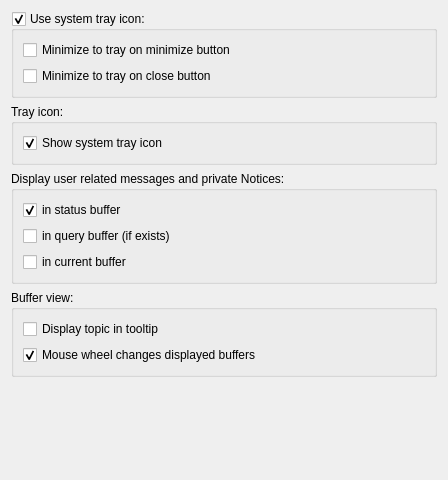
quassel/quassel, file src/qtui/settingspages/generalsettingspage.ui: the form before one commit.
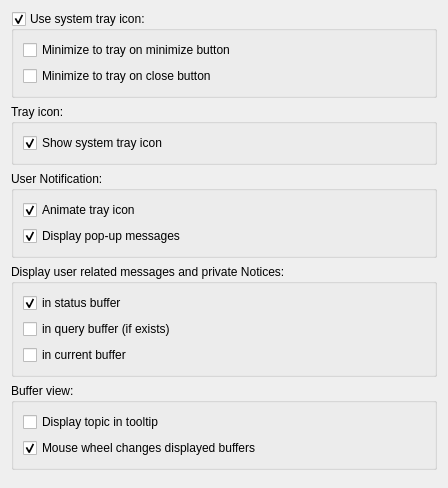
The form after the commit.

Commit message: make animation of the tray icon and the displaying of the popup messages configurable

The edit to the form file:
```diff
--- a/src/qtui/settingspages/generalsettingspage.ui
+++ b/src/qtui/settingspages/generalsettingspage.ui
@@ -6,7 +6,7 @@
     <x>0</x>
     <y>0</y>
     <width>448</width>
-    <height>480</height>
+    <height>488</height>
    </rect>
   </property>
   <property name="windowTitle" >
@@ -58,6 +58,35 @@
      </layout>
     </widget>
    </item>
+   <item>
+    <widget class="QGroupBox" name="groupBox_3" >
+     <property name="title" >
+      <string>User Notification:</string>
+     </property>
+     <layout class="QGridLayout" >
+      <item row="0" column="0" >
+       <widget class="QCheckBox" name="animateTrayIcon" >
+        <property name="text" >
+         <string>Animate tray icon</string>
+        </property>
+        <property name="checked" >
+         <bool>true</bool>
+        </property>
+       </widget>
+      </item>
+      <item row="1" column="0" >
+       <widget class="QCheckBox" name="displayPopupMessages" >
+        <property name="text" >
+         <string>Display pop-up messages</string>
+        </property>
+        <property name="checked" >
+         <bool>true</bool>
+        </property>
+       </widget>
+      </item>
+     </layout>
+    </widget>
+   </item>
    <item>
     <widget class="QGroupBox" name="groupBox" >
      <property name="title" >
```
The commit also changes 3 other files.
